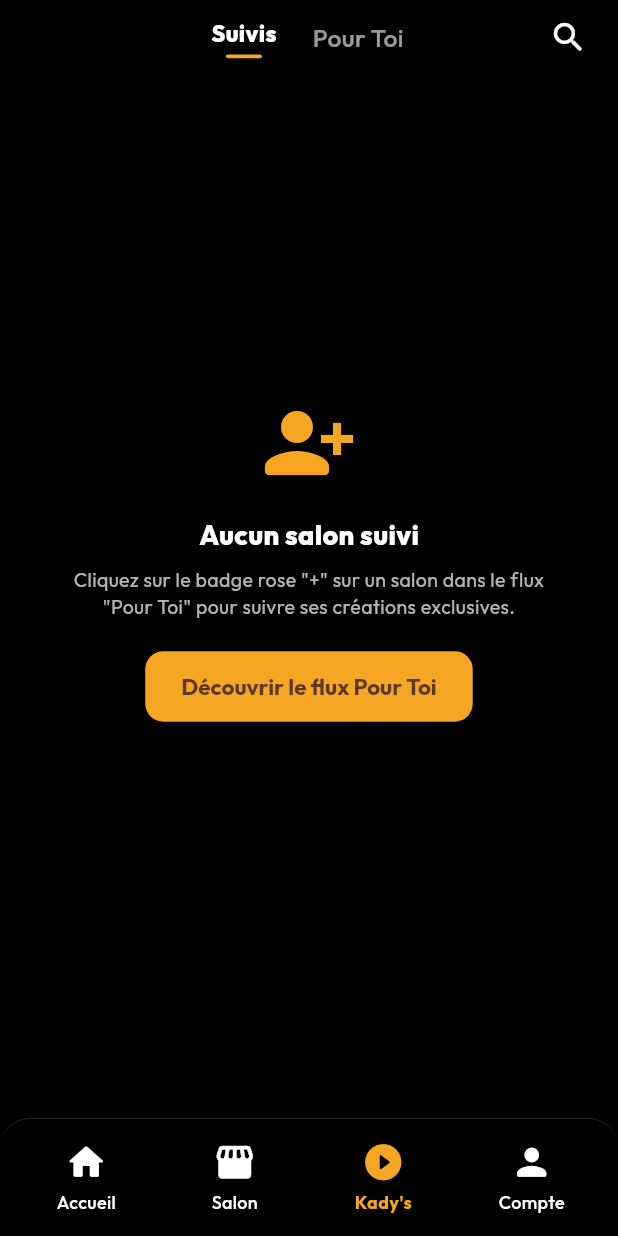
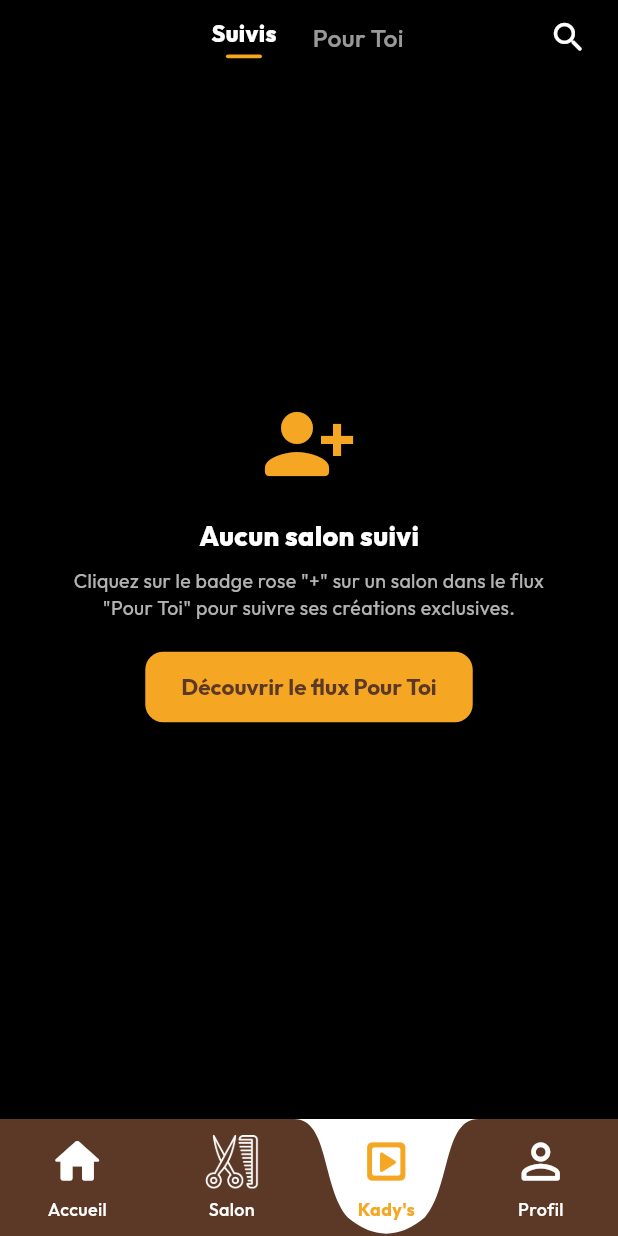
Before and after one commit to Pheno-Oumar/Projet-Soutenance-Flutter, a Flutter app: the KadysFeedScreen screen opened by its route, after a tap on "Suivis", on a phone screen of 412 x 824 dp. Run offline on Flutter 3.47's test engine with Material 3 defaults, Android fonts, the phone set to English and light mode, and no system bars; our stand-ins replace dio, flutter_riverpod, flutter_secure_storage, geolocator, go_router, google_fonts and 3 more; accounts and stored records are empty; network calls fail.

Commit message:
Modification flutter

```diff
--- a/lib/core/constants/api_endpoints.dart
+++ b/lib/core/constants/api_endpoints.dart
@@ -1,7 +1,8 @@
 class ApiEndpoints {
   // Base URLs
   // Réseau local Wi-Fi (accessible depuis émulateur ET appareils physiques réels) :
-  static const String defaultBaseUrl = 'http://192.168.1.22:8080/api/v1/mon-salon';
+  // Ancienne adresse du PC : static const String defaultBaseUrl = 'http://192.168.1.5:8080/api/v1/mon-salon';
+  static const String defaultBaseUrl = 'http://192.168.1.10:8080/api/v1/mon-salon';
   // Émulateur Android uniquement : 'http://10.0.2.2:8080/api/v1/mon-salon'
   // Web / Desktop local : 'http://localhost:8080/api/v1/mon-salon'
 
--- a/lib/features/kadys/presentation/kadys_feed_screen.dart
+++ b/lib/features/kadys/presentation/kadys_feed_screen.dart
@@ -23,6 +23,7 @@ class _KadysFeedScreenState extends ConsumerState<KadysFeedScreen> with WidgetsB
   // 0 = Suivis, 1 = Pour Toi
   int _activeTopTab = 1;
   int _focusedIndex = 0;
+  bool _isTabActive = true;
   final PageController _pageController = PageController();
 
   final Set<int> _savedIds = {};
@@ -55,10 +56,25 @@ class _KadysFeedScreenState extends ConsumerState<KadysFeedScreen> with WidgetsB
   }
 
   @override
+  void didChangeDependencies() {
+    super.didChangeDependencies();
+    final isTabActive = TickerMode.of(context);
+    if (_isTabActive == isTabActive) return;
+
+    _isTabActive = isTabActive;
+    final controller = _videoPool[_focusedIndex];
+    if (!_isTabActive) {
+      controller?.pause();
+    } else if (WidgetsBinding.instance.lifecycleState == AppLifecycleState.resumed) {
+      controller?.play();
+    }
+  }
+
+  @override
   void didChangeAppLifecycleState(AppLifecycleState state) {
     if (state == AppLifecycleState.paused || state == AppLifecycleState.inactive) {
       _videoPool[_focusedIndex]?.pause();
-    } else if (state == AppLifecycleState.resumed) {
+    } else if (state == AppLifecycleState.resumed && _isTabActive) {
       _videoPool[_focusedIndex]?.play();
     }
   }
@@ -116,7 +132,7 @@ class _KadysFeedScreenState extends ConsumerState<KadysFeedScreen> with WidgetsB
       _initializingPoolIndexes.remove(index);
 
       // Si c'est l'élément actif, lancer la lecture
-      if (index == _focusedIndex) {
+      if (index == _focusedIndex && _isTabActive) {
         await controller.play();
       } else {
         // Pré-chargé en arrière-plan : garder en pause, bufferisé
@@ -167,7 +183,11 @@ class _KadysFeedScreenState extends ConsumerState<KadysFeedScreen> with WidgetsB
     // 3. Lancer la lecture sur le contrôleur actif N
     if (_videoPool.containsKey(focusedIndex)) {
       try {
-        _videoPool[focusedIndex]!.play();
+        if (_isTabActive) {
+          _videoPool[focusedIndex]!.play();
+        } else {
+          _videoPool[focusedIndex]!.pause();
+        }
       } catch (_) {}
     } else {
       _initControllerForIndex(focusedIndex, items);
@@ -204,7 +224,7 @@ class _KadysFeedScreenState extends ConsumerState<KadysFeedScreen> with WidgetsB
   void _navigateToSalonRealizations(String slug) {
     _videoPool[_focusedIndex]?.pause();
     context.push('/salons/$slug?tab=2').then((_) {
-      if (mounted) {
+      if (mounted && _isTabActive) {
         _videoPool[_focusedIndex]?.play();
       }
     });
@@ -213,7 +233,7 @@ class _KadysFeedScreenState extends ConsumerState<KadysFeedScreen> with WidgetsB
   void _navigateToSearch() {
     _videoPool[_focusedIndex]?.pause();
     context.push(RouteNames.recherche).then((_) {
-      if (mounted) {
+      if (mounted && _isTabActive) {
         _videoPool[_focusedIndex]?.play();
       }
     });
@@ -421,7 +441,7 @@ class _KadysFeedScreenState extends ConsumerState<KadysFeedScreen> with WidgetsB
                         controller: poolController,
                         autoPlay: true,
                         looping: true,
-                        isPlaying: isFocused,
+                        isPlaying: isFocused && _isTabActive,
                         fit: BoxFit.cover,
                       )
                     else if (isNetwork)
--- a/lib/routing/navigation_shell.dart
+++ b/lib/routing/navigation_shell.dart
@@ -160,20 +160,9 @@ class NavigationShell extends ConsumerWidget {
           // 3. BOTTOM NAVIGATION BAR (Noire sur Kady's, Marron sur les autres)
           // ==============================================================
           Container(
-            decoration: BoxDecoration(
-              color: isKadysTab
-                  ? Colors.black
-                  : (isDark ? const Color(0xFF1E1A17) : AppColors.figmaBrown),
-              borderRadius: const BorderRadius.vertical(top: Radius.circular(20)),
-              border: (isKadysTab || isDark)
-                  ? Border(
-                      top: BorderSide(
-                        color: isDark ? AppColors.darkBorder : const Color(0xFF1E1E1E),
-                        width: 0.8,
-                      ),
-                    )
-                  : null,
-              boxShadow: const [
+            height: 78 + MediaQuery.paddingOf(context).bottom,
+            decoration: const BoxDecoration(
+              boxShadow: [
                 BoxShadow(
                   color: Colors.black26,
                   blurRadius: 10,
@@ -181,49 +170,41 @@ class NavigationShell extends ConsumerWidget {
                 ),
               ],
             ),
+            child: CustomPaint(
+              painter: _NavigationNotchPainter(
+                selectedIndex: navigationShell.currentIndex,
+                backgroundColor: AppColors.figmaBrown,
+              ),
               child: SafeArea(
                 top: false,
-              child: Container(
+                child: SizedBox(
                   height: 78,
-                padding: const EdgeInsets.symmetric(horizontal: 8),
                   child: Row(
-                  mainAxisAlignment: MainAxisAlignment.spaceAround,
                     crossAxisAlignment: CrossAxisAlignment.center,
                     children: [
-                    _buildBottomTab(
-                      context,
-                      ref: ref,
-                      index: 0,
-                      label: 'Accueil',
-                      icon: Icons.home_rounded,
-                      isDark: isDark,
+                      _buildBottomTab(context, ref: ref, index: 0, label: 'Accueil',
+                        iconBuilder: (color) => Icon(Icons.home_rounded, size: 38, color: color)),
+                      _buildBottomTab(context, ref: ref, index: 1, label: 'Salon',
+                        iconBuilder: (color) => Image.asset(
+                          'assets/images/menuiconsalon.png',
+                          width: 42,
+                          height: 38,
+                          fit: BoxFit.contain,
+                          color: color,
+                          colorBlendMode: BlendMode.srcIn,
+                        )),
+                      _buildBottomTab(context, ref: ref, index: 2, label: "Kady's",
+                        iconBuilder: (color) => SizedBox(
+                          width: 38, height: 38,
+                          child: Stack(alignment: Alignment.center, children: [
+                            Icon(Icons.crop_square_rounded, size: 38, color: color),
+                            Icon(Icons.play_arrow_rounded, size: 25, color: color),
+                          ]))),
+                      _buildBottomTab(context, ref: ref, index: 3, label: 'Profil',
+                        iconBuilder: (color) => Icon(Icons.person_outline_rounded, size: 38, color: color),
+                        badgeCount: unreadNotifs),
+                    ],
                   ),
-                    _buildBottomTab(
-                      context,
-                      ref: ref,
-                      index: 1,
-                      label: 'Salon',
-                      icon: Icons.storefront_rounded,
-                      isDark: isDark,
-                    ),
-                    _buildBottomTab(
-                      context,
-                      ref: ref,
-                      index: 2,
-                      label: "Kady's",
-                      icon: Icons.play_circle_fill_rounded,
-                      isDark: isDark,
-                    ),
-                    _buildBottomTab(
-                      context,
-                      ref: ref,
-                      index: 3,
-                      label: 'Compte',
-                      icon: Icons.person_rounded,
-                      badgeCount: unreadNotifs,
-                      isDark: isDark,
-                    ),
-                  ],
                 ),
               ),
             ),
@@ -301,15 +282,11 @@ class NavigationShell extends ConsumerWidget {
     required WidgetRef ref,
     required int index,
     required String label,
-    required IconData icon,
+    required Widget Function(Color color) iconBuilder,
     int badgeCount = 0,
-    bool isDark = false,
   }) {
     final isSelected = navigationShell.currentIndex == index;
-    final itemColor = isSelected
-        ? AppColors.figmaActiveGold
-        : (isDark ? AppColors.darkTextSecondary : Colors.white);
-    final isKadysTab = navigationShell.currentIndex == 2;
+    final itemColor = isSelected ? AppColors.figmaActiveGold : Colors.white;
 
     return Expanded(
       child: InkWell(
@@ -330,15 +307,7 @@ class NavigationShell extends ConsumerWidget {
               Stack(
                 clipBehavior: Clip.none,
                 children: [
-                  Icon(
-                    icon,
-                    size: context.responsiveValue<double>(
-                      smallPhone: 26,
-                      standard: 29,
-                      tablet: 32,
-                    ),
-                    color: itemColor,
-                  ),
+                  iconBuilder(itemColor),
                   if (badgeCount > 0)
                     Positioned(
                       top: -2,
@@ -353,9 +322,7 @@ class NavigationShell extends ConsumerWidget {
                           color: const Color(0xFFD32F2F),
                           shape: BoxShape.circle,
                           border: Border.all(
-                            color: isKadysTab
-                                ? Colors.black
-                                : (isDark ? const Color(0xFF1E1A17) : AppColors.figmaBrown),
+                            color: AppColors.figmaBrown,
                             width: 1.5,
                           ),
                         ),
@@ -414,3 +381,53 @@ class NavigationShell extends ConsumerWidget {
     }
   }
 }
+
+class _NavigationNotchPainter extends CustomPainter {
+  final int selectedIndex;
+  final Color backgroundColor;
+
+  const _NavigationNotchPainter({
+    required this.selectedIndex,
+    required this.backgroundColor,
+  });
+
+  @override
+  void paint(Canvas canvas, Size size) {
+    canvas.drawRect(
+      Offset.zero & size,
+      Paint()..color = backgroundColor,
+    );
+
+    final centerX = size.width * (selectedIndex + 0.5) / 4;
+    final halfWidth = (size.width / 6.7).clamp(54.0, 83.0).toDouble();
+    final bottomHalfWidth = halfWidth * 0.42;
+    final depth = size.height;
+    final notch = Path()
+      ..moveTo(centerX - halfWidth, 0)
+      ..cubicTo(
+        centerX - halfWidth * 0.62,
+        0,
+        centerX - halfWidth * 0.70,
+        depth * 0.58,
+        centerX - bottomHalfWidth,
+        depth * 0.84,
+      )
+      ..quadraticBezierTo(centerX, depth * 1.12, centerX + bottomHalfWidth, depth * 0.84)
+      ..cubicTo(
+        centerX + halfWidth * 0.70,
+        depth * 0.58,
+        centerX + halfWidth * 0.62,
+        0,
+        centerX + halfWidth,
+        0,
+      )
+      ..close();
+
+    canvas.drawPath(notch, Paint()..color = Colors.white);
+  }
+
+  @override
+  bool shouldRepaint(covariant _NavigationNotchPainter oldDelegate) =>
+      oldDelegate.selectedIndex != selectedIndex ||
+      oldDelegate.backgroundColor != backgroundColor;
+}
```
Also changed, not shown: lib/core/widgets/app_video_player.dart (+42 -34 lines), lib/features/onboarding/presentation/onboarding_screen.dart (+26 -35 lines), assets/images/menuiconsalon.png (added), 1 other file. Lines whose indentation alone changed are shown as unchanged.
